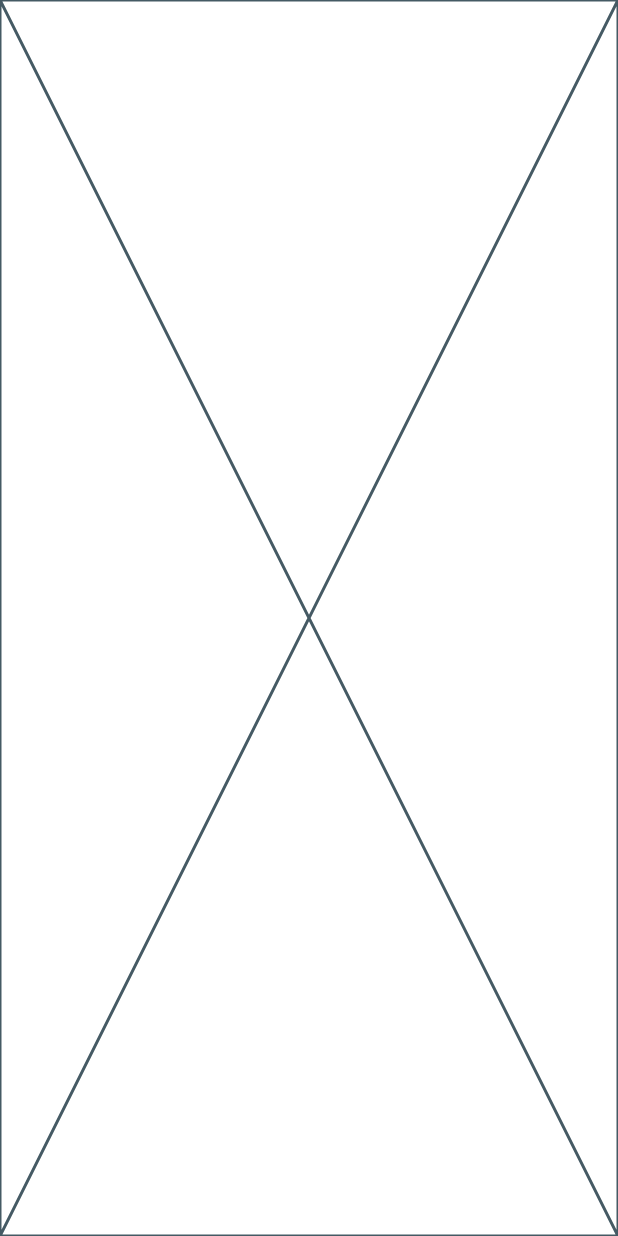
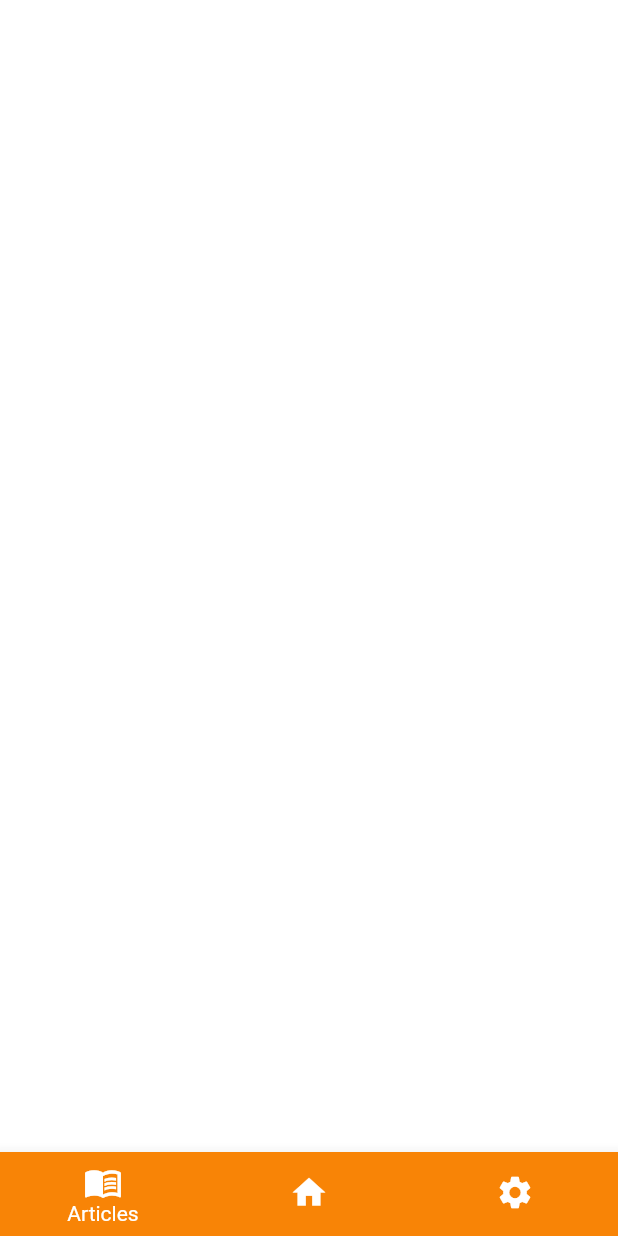
Before and after one commit to Aphosishiro/Church-App-Prototype, a Flutter app: the Login screen opened directly, after a tap on "Login", on a phone screen of 412 x 824 dp. Run offline on Flutter 3.47's test engine with Material 2 defaults, Android fonts, the phone set to English and light mode, and no system bars.

Commit message:
fixing button nav

```diff
--- a/lib/screens/authentication/login.dart
+++ b/lib/screens/authentication/login.dart
@@ -1,5 +1,5 @@
 import 'package:church_app_prototype/screens/authentication/register.dart';
-import 'package:church_app_prototype/screens/home/home.dart';
+import 'package:church_app_prototype/widgets/bottom_nav_bar.dart';
 import 'package:flutter/material.dart';
 import 'package:church_app_prototype/shared/constant.dart';
 
@@ -55,7 +55,7 @@ class Login extends StatelessWidget {
         child: ElevatedButton(
           style: buttonStyle,
           onPressed: () {
-            navigatetonextscreen(const Home());
+            navigatetonextscreen(const BottomNavigation());
           },
           child: Text(
             "Login",
--- a/lib/screens/home/home.dart
+++ b/lib/screens/home/home.dart
@@ -5,6 +5,9 @@ class Home extends StatelessWidget {
 
   @override
   Widget build(BuildContext context) {
-    return Placeholder();
+    return Scaffold(
+      backgroundColor: Colors.white,
+
+    );
   }
 }
--- /dev/null
+++ b/lib/widgets/bottom_nav_bar.dart
@@ -0,0 +1,53 @@
+import 'package:flutter/material.dart';
+
+class BottomNavigation extends StatefulWidget {
+  const BottomNavigation({super.key});
+
+  @override
+  State<BottomNavigation> createState() => _BottomNavigationState();
+}
+
+class _BottomNavigationState extends State<BottomNavigation> {
+
+  int currentIndex = 1;
+
+  @override
+  Widget build(BuildContext context) {
+    return Scaffold(
+      backgroundColor: Colors.white,
+      body: SafeArea(child: Column()),
+      bottomNavigationBar: BottomNavigationBar(
+          backgroundColor: const Color(0xFFF88406),
+          type: BottomNavigationBarType.fixed,
+          selectedItemColor: Colors.white,
+          unselectedItemColor: Colors.white,
+          showUnselectedLabels: false,
+          iconSize: 26,
+          onTap: (value) {
+            setState(() {
+              currentIndex = value;
+            });
+          },
+          items: const [
+            BottomNavigationBarItem(
+              icon: Icon(
+                Icons.menu_book,
+              ),
+              label: "Articles",
+            ),
+            BottomNavigationBarItem(
+              icon: Icon(
+                Icons.home,
+              ),
+              label: "Home",
+            ),
+            BottomNavigationBarItem(
+              icon: Icon(
+                Icons.settings,
+              ),
+              label: "Settings",
+            )
+          ]),
+    );
+  }
+}
```
